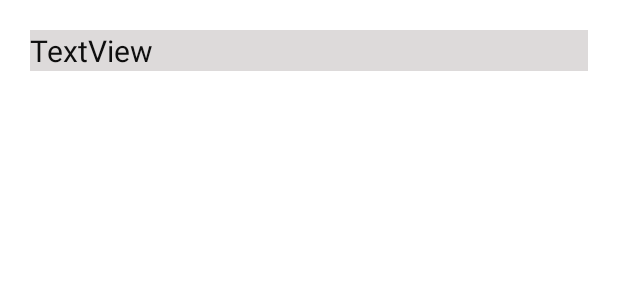
After one commit to vinod-kumar-impove10x/AdvancedTemplate, an Android app: the layout template_item.xml on its own in the app's theme, with its tools: preview values and no code run, on a phone screen of 412 x 824 dp. The commit adds this screen. Shown: the top 300 px of the screen. Run offline under Robolectric (Android 15) with nearby library versions, the phone set to English and light mode, and no system bars.

```diff
--- a/app/src/main/java/com/example/advancedtemplate/TemplateActivity.java
+++ b/app/src/main/java/com/example/advancedtemplate/TemplateActivity.java
@@ -3,6 +3,10 @@ package com.example.advancedtemplate;
 import androidx.appcompat.app.AppCompatActivity;
 
 import android.os.Bundle;
+
+import java.util.ArrayList;
+
+import javax.xml.transform.Templates;
 
 public class TemplateActivity extends AppCompatActivity {
 
@@ -11,5 +15,6 @@ public class TemplateActivity extends AppCompatActivity {
         super.onCreate(savedInstanceState);
         setContentView(R.layout.activity_template);
         getSupportActionBar().setTitle("Template");
+
     }
 }
--- /dev/null
+++ b/app/src/main/res/layout/template_item.xml
@@ -0,0 +1,17 @@
+<?xml version="1.0" encoding="utf-8"?>
+<LinearLayout xmlns:android="http://schemas.android.com/apk/res/android"
+    android:layout_width="match_parent"
+    android:layout_height="match_parent"
+    android:orientation="vertical"
+    android:padding="20dp">
+
+    <TextView
+        android:id="@+id/message_txt"
+        android:layout_width="match_parent"
+        android:layout_height="wrap_content"
+        android:background="#DDDADA"
+        android:text="TextView"
+        android:textColor="#0E0E0E"
+        android:textSize="20sp" />
+
+</LinearLayout>
```
Also changed, not shown: app/src/main/res/layout/activity_template.xml (+27 -2 lines).
